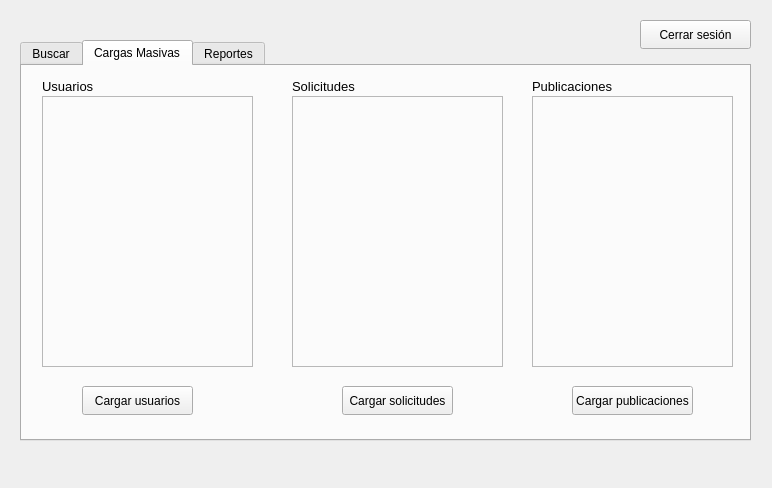
First picture: the form in Fase 2/Fase2EDD/moduloadministrador.ui, repository matiuuh/-EDD-Proyecto1_202203009, before the edit.
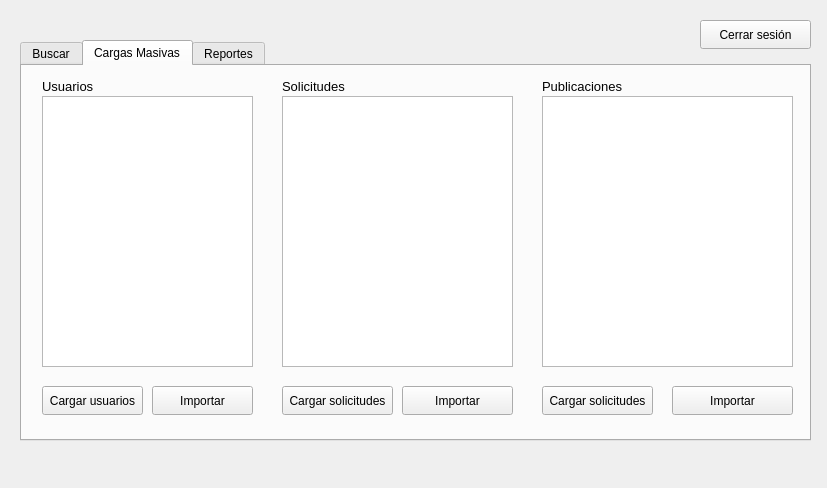
Second picture: the form after the edit.

Commit message: Se agregan las cargas masivas de usuarios y solicitudes

The edit to the form file:
```diff
--- a/Fase 2/Fase2EDD/moduloadministrador.ui
+++ b/Fase 2/Fase2EDD/moduloadministrador.ui
@@ -6,7 +6,7 @@
    <rect>
     <x>0</x>
     <y>0</y>
-    <width>772</width>
+    <width>827</width>
     <height>488</height>
    </rect>
   </property>
@@ -19,7 +19,7 @@
      <rect>
       <x>20</x>
       <y>40</y>
-      <width>731</width>
+      <width>791</width>
       <height>401</height>
      </rect>
     </property>
@@ -112,9 +112,9 @@
      <widget class="QPushButton" name="btn_cargarUsuarios">
       <property name="geometry">
        <rect>
-        <x>60</x>
+        <x>20</x>
         <y>320</y>
-        <width>111</width>
+        <width>101</width>
         <height>29</height>
        </rect>
       </property>
@@ -125,7 +125,7 @@
      <widget class="QLabel" name="label_3">
       <property name="geometry">
        <rect>
-        <x>270</x>
+        <x>260</x>
         <y>10</y>
         <width>141</width>
         <height>20</height>
@@ -155,13 +155,23 @@
       <property name="frameShadow">
        <enum>QFrame::Shadow::Raised</enum>
       </property>
+      <widget class="QTextEdit" name="txt_cargaUsuarios">
+       <property name="geometry">
+        <rect>
+         <x>0</x>
+         <y>0</y>
+         <width>211</width>
+         <height>271</height>
+        </rect>
+       </property>
+      </widget>
      </widget>
      <widget class="QFrame" name="frame_4">
       <property name="geometry">
        <rect>
-        <x>510</x>
+        <x>520</x>
         <y>30</y>
-        <width>201</width>
+        <width>251</width>
         <height>271</height>
        </rect>
       </property>
@@ -171,6 +181,16 @@
       <property name="frameShadow">
        <enum>QFrame::Shadow::Raised</enum>
       </property>
+      <widget class="QTextEdit" name="txt_cargaPublicaciones">
+       <property name="geometry">
+        <rect>
+         <x>0</x>
+         <y>0</y>
+         <width>251</width>
+         <height>271</height>
+        </rect>
+       </property>
+      </widget>
      </widget>
      <widget class="QLabel" name="label_4">
       <property name="geometry">
@@ -193,9 +213,9 @@
      <widget class="QFrame" name="frame_5">
       <property name="geometry">
        <rect>
-        <x>270</x>
+        <x>260</x>
         <y>30</y>
-        <width>211</width>
+        <width>231</width>
         <height>271</height>
        </rect>
       </property>
@@ -205,11 +225,21 @@
       <property name="frameShadow">
        <enum>QFrame::Shadow::Raised</enum>
       </property>
+      <widget class="QTextEdit" name="txt_cargaSolicitudes">
+       <property name="geometry">
+        <rect>
+         <x>0</x>
+         <y>0</y>
+         <width>231</width>
+         <height>271</height>
+        </rect>
+       </property>
+      </widget>
      </widget>
      <widget class="QLabel" name="label_5">
       <property name="geometry">
        <rect>
-        <x>510</x>
+        <x>520</x>
         <y>10</y>
         <width>141</width>
         <height>20</height>
@@ -227,7 +257,7 @@
      <widget class="QPushButton" name="btn_cargarSolicitudes">
       <property name="geometry">
        <rect>
-        <x>320</x>
+        <x>260</x>
         <y>320</y>
         <width>111</width>
         <height>29</height>
@@ -237,17 +267,56 @@
        <string>Cargar solicitudes</string>
       </property>
      </widget>
+     <widget class="QPushButton" name="btn_importarPublicaciones">
+      <property name="geometry">
+       <rect>
+        <x>650</x>
+        <y>320</y>
+        <width>121</width>
+        <height>29</height>
+       </rect>
+      </property>
+      <property name="text">
+       <string>Importar</string>
+      </property>
+     </widget>
+     <widget class="QPushButton" name="btn_importarUsuarios">
+      <property name="geometry">
+       <rect>
+        <x>130</x>
+        <y>320</y>
+        <width>101</width>
+        <height>29</height>
+       </rect>
+      </property>
+      <property name="text">
+       <string>Importar</string>
+      </property>
+     </widget>
+     <widget class="QPushButton" name="btn_importarSolicitudes">
+      <property name="geometry">
+       <rect>
+        <x>380</x>
+        <y>320</y>
+        <width>111</width>
+        <height>29</height>
+       </rect>
+      </property>
+      <property name="text">
+       <string>Importar</string>
+      </property>
+     </widget>
      <widget class="QPushButton" name="btn_cargarPublicaciones">
       <property name="geometry">
        <rect>
-        <x>550</x>
+        <x>520</x>
         <y>320</y>
-        <width>121</width>
+        <width>111</width>
         <height>29</height>
        </rect>
       </property>
       <property name="text">
-       <string>Cargar publicaciones</string>
+       <string>Cargar solicitudes</string>
       </property>
      </widget>
     </widget>
@@ -341,7 +410,7 @@
    <widget class="QPushButton" name="btn_cerrarSesion">
     <property name="geometry">
      <rect>
-      <x>640</x>
+      <x>700</x>
       <y>20</y>
       <width>111</width>
       <height>29</height>
```
The commit also changes 15 other files.
